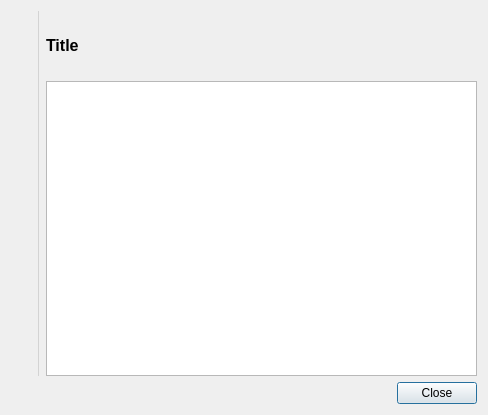
Qt form src/ui/about.ui (clementine-player/Clementine) before a commit.
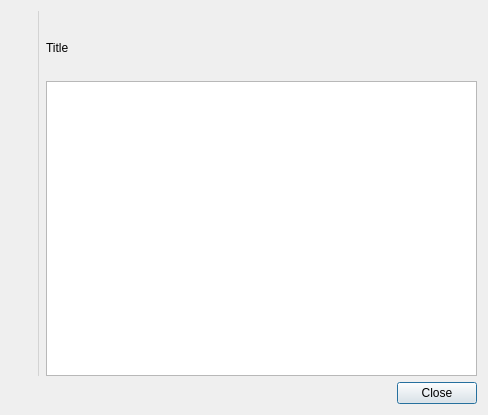
The same form after that commit. Icons and pictures are not drawn.

Commit message: Fix the appearance of several dialogs when using a high font DPI.  Fixes issue #310

Patch:
```diff
--- a/src/ui/about.ui
+++ b/src/ui/about.ui
@@ -14,11 +14,7 @@
    <string notr="true">#line {
   color: lightgrey;
 }
-
-#title {
-  font-weight: bold;
-  font-size: 16px;
-}</string>
+</string>
   </property>
   <layout class="QVBoxLayout" name="verticalLayout_4">
    <item>
```
The commit also changes 6 other files.
